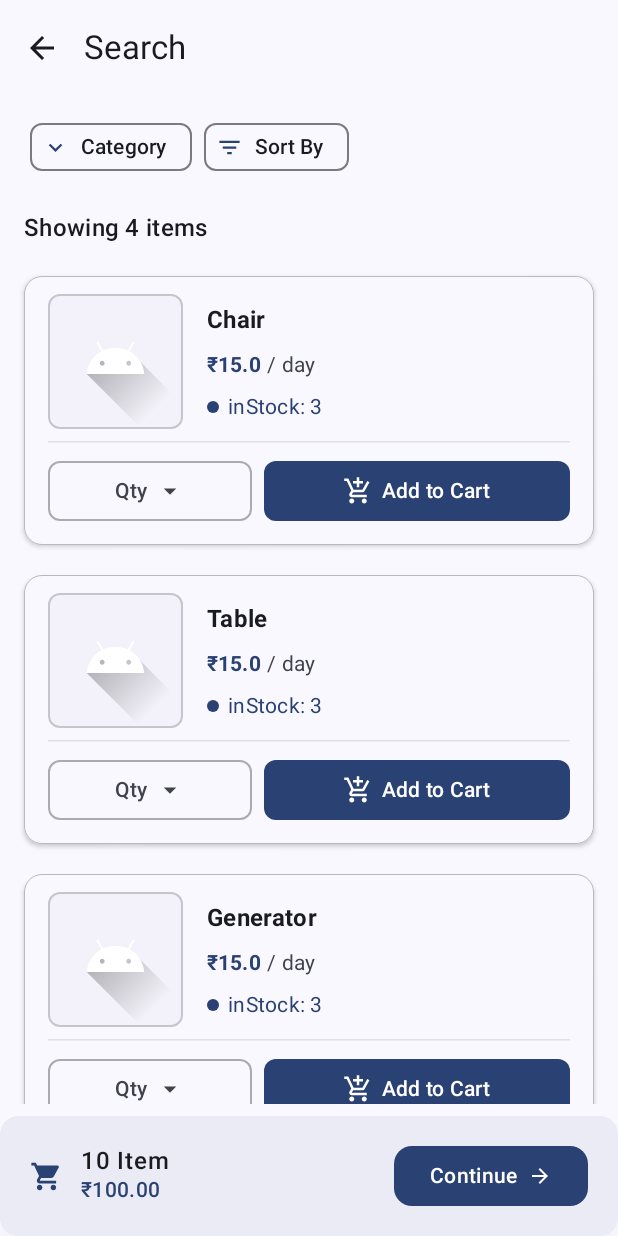
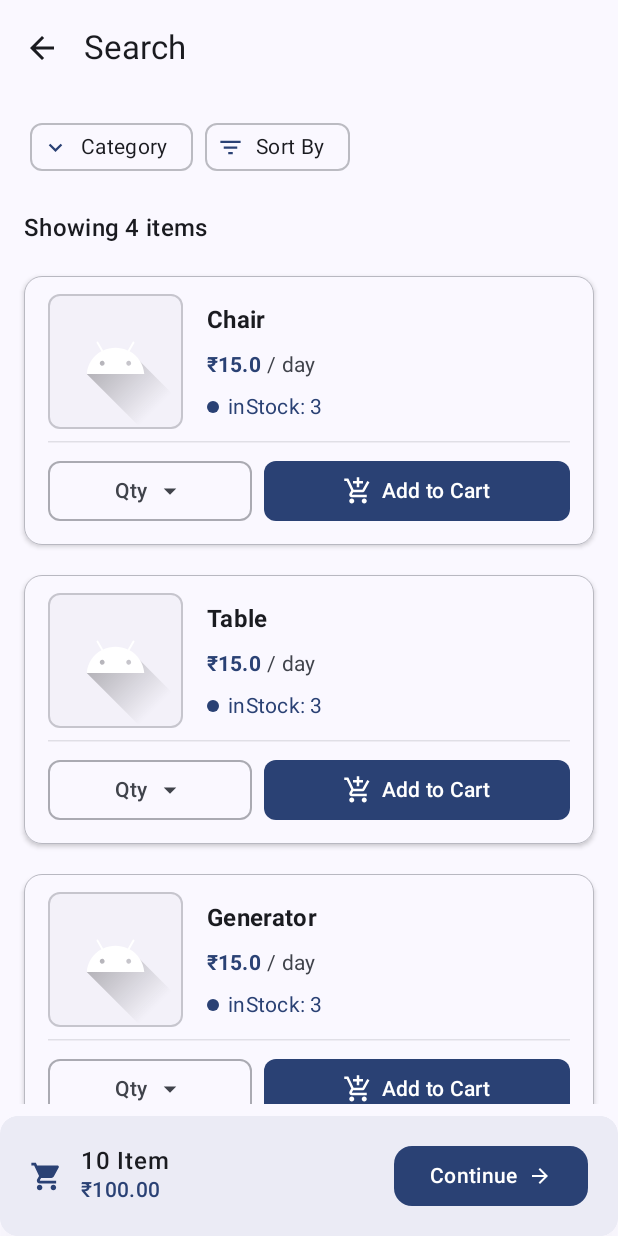
Before and after one commit to Avin008/rentals, an Android app built with Jetpack Compose: the composable ItemSelectionScreen shown on its own in the app's theme, on a phone screen of 412 x 824 dp. Run offline under Robolectric (Android 15) with nearby library versions, the phone set to English and light mode, and no system bars.

Commit message:
style: updated filter chip styles

```diff
--- a/app/src/main/java/com/example/rentals/ui/components/itemselection/FilterSection.kt
+++ b/app/src/main/java/com/example/rentals/ui/components/itemselection/FilterSection.kt
@@ -1,5 +1,6 @@
 package com.example.rentals.ui.components.itemselection
 
+import androidx.compose.foundation.BorderStroke
 import androidx.compose.foundation.layout.Arrangement
 import androidx.compose.foundation.layout.Column
 import androidx.compose.foundation.layout.PaddingValues
@@ -12,9 +13,11 @@ import androidx.compose.material.icons.filled.KeyboardArrowDown
 import androidx.compose.material3.AssistChip
 import androidx.compose.material3.AssistChipDefaults
 import androidx.compose.material3.Icon
+import androidx.compose.material3.MaterialTheme
 import androidx.compose.material3.Text
 import androidx.compose.runtime.Composable
 import androidx.compose.ui.Modifier
+import androidx.compose.ui.text.font.FontWeight
 import androidx.compose.ui.unit.dp
 
 @Composable
@@ -24,7 +27,13 @@ fun FilterSection() {
             item {
                 AssistChip(
                     onClick = {},
-                    label = { Text("Category") },
+                    label = { Text("Category", style = MaterialTheme.typography.bodyMedium,
+                        fontWeight = FontWeight.Normal)
+                            },
+                    border = BorderStroke(
+                        width = 1.dp,
+                        color = MaterialTheme.colorScheme.outline.copy(alpha = 0.4f)
+                    ),
                     leadingIcon = {
                         Icon(
                             Icons.Filled.KeyboardArrowDown,
@@ -37,7 +46,13 @@ fun FilterSection() {
             item {
                 AssistChip(
                     onClick = {},
-                    label = { Text("Sort By") },
+                    label = { Text("Sort By", style = MaterialTheme.typography.bodyMedium,
+                        fontWeight = FontWeight.Normal)
+                    },
+                    border = BorderStroke(
+                        width = 1.dp,
+                        color = MaterialTheme.colorScheme.outline.copy(alpha = 0.4f)
+                    ),
                     leadingIcon = {
                         Icon(
                             Icons.Filled.FilterList,
--- a/app/src/main/java/com/example/rentals/ui/screens/ItemSelectionScreen.kt
+++ b/app/src/main/java/com/example/rentals/ui/screens/ItemSelectionScreen.kt
@@ -9,16 +9,24 @@ import androidx.compose.material3.Scaffold
 import androidx.compose.material3.Surface
 import androidx.compose.material3.Text
 import androidx.compose.runtime.Composable
+import androidx.compose.runtime.getValue
 import androidx.compose.ui.Modifier
 import androidx.compose.ui.unit.dp
+import androidx.lifecycle.ViewModel
+import androidx.lifecycle.compose.collectAsStateWithLifecycle
+import androidx.lifecycle.viewmodel.compose.viewModel
 import com.example.rentals.sampledata.sampleItemsData
 import com.example.rentals.ui.components.itemselection.CartSummary
 import com.example.rentals.ui.components.itemselection.FilterSection
 import com.example.rentals.ui.components.itemselection.ItemSelectionTopBar
 import com.example.rentals.ui.components.itemselection.ItemList
+import com.example.rentals.ui.viewmodels.CartViewModel
 
 @Composable
-fun ItemSelectionScreen() {
+fun ItemSelectionScreen(viewModel: CartViewModel = viewModel()) {
+
+    val uiState by viewModel.uiState.collectAsStateWithLifecycle()
+
     Scaffold(modifier = Modifier.fillMaxSize(), topBar = { ItemSelectionTopBar() }, bottomBar = {
         CartSummary(10, onContinueClick = {}, totalPrice = 100.00)
     }) {innerPadding ->
@@ -26,7 +34,7 @@ fun ItemSelectionScreen() {
             Spacer(modifier = Modifier.height(10.dp))
             FilterSection()
             Spacer(modifier = Modifier.height(10.dp))
-            ItemList(filteredItems = sampleItemsData)
+            ItemList(filteredItems = uiState)
         }
     }
 }
--- /dev/null
+++ b/app/src/main/java/com/example/rentals/ui/viewmodels/CartViewModel.kt
@@ -0,0 +1,23 @@
+package com.example.rentals.ui.viewmodels
+
+import androidx.lifecycle.ViewModel
+import androidx.lifecycle.viewModelScope
+import com.example.rentals.data.RentalItem
+import com.example.rentals.sampledata.sampleItemsData
+import kotlinx.coroutines.delay
+import kotlinx.coroutines.flow.MutableStateFlow
+import kotlinx.coroutines.flow.StateFlow
+import kotlinx.coroutines.flow.asStateFlow
+import kotlinx.coroutines.launch
+
+class CartViewModel: ViewModel() {
+    private val _uiState = MutableStateFlow<List<RentalItem>>(emptyList())
+    val uiState: StateFlow<List<RentalItem>> = _uiState.asStateFlow()
+
+    init {
+        viewModelScope.launch {
+            delay(1000)
+            _uiState.value = sampleItemsData
+        }
+    }
+}
```
